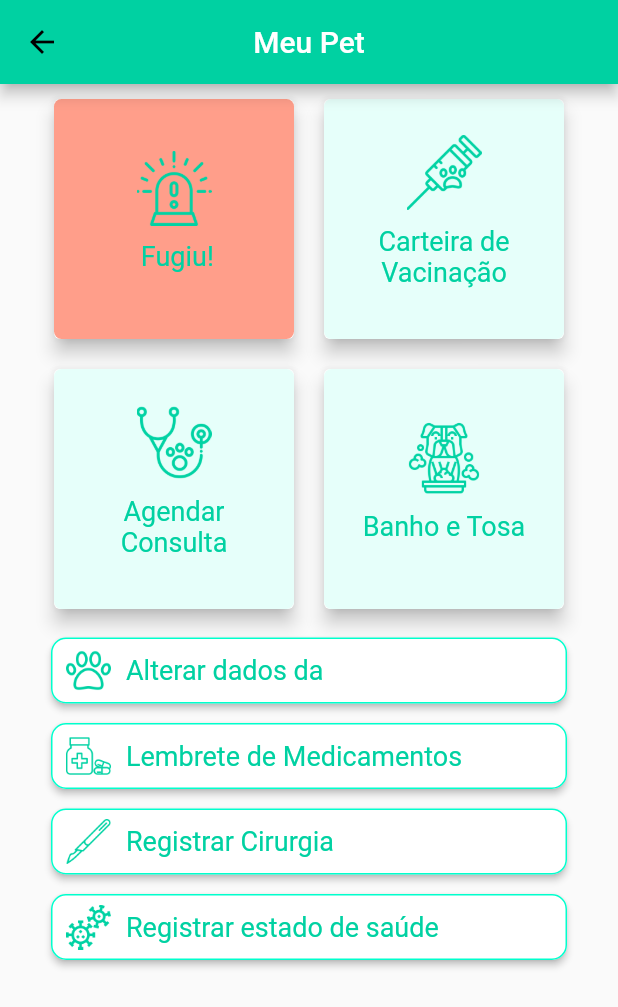
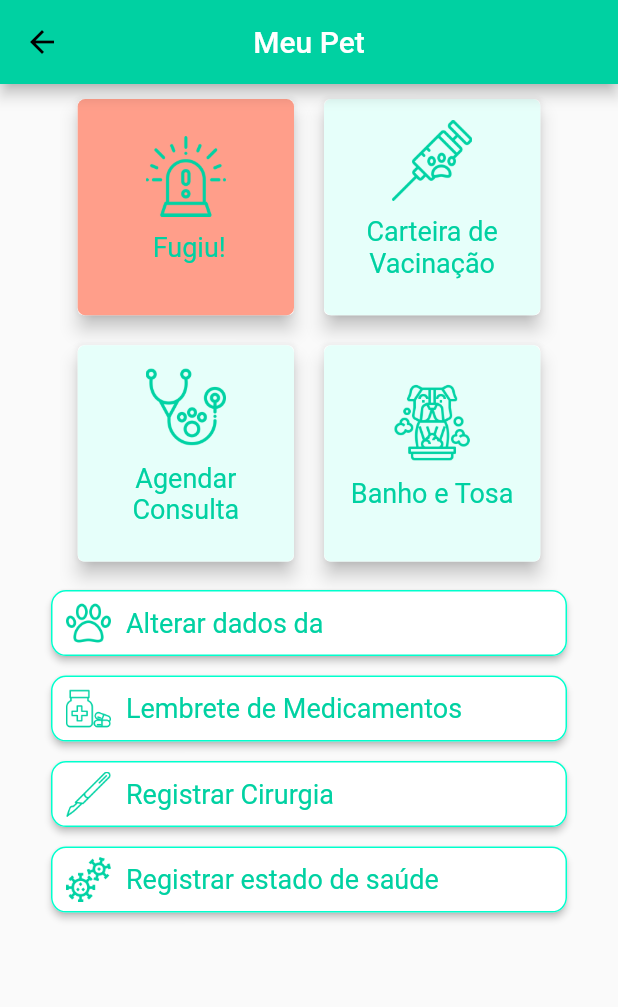
Before and after one commit to yohantsn/pets_manager, a Flutter app: the PetGeneralView screen opened directly with empty values, after a tap on "Agendar Consulta", on a phone screen of 412 x 824 dp. Shown: the top 1007 px of the screen. Run offline on Flutter 3.47's test engine with Material 2 defaults, Android fonts, the light colour scheme and no system bars; our stand-ins replace bottom_navy_bar, flutter_masked_text, flutter_rating_bar, image_picker, latlong, location and 1 more; missing offline and left inert: mapbox_gl.

Commit message:
my first commit

```diff
--- a/lib/models/petshop_model.dart
+++ b/lib/models/petshop_model.dart
@@ -61,8 +61,8 @@ class PetShopModel {
     }
     specialities = json['specialities'].cast<String>();
 
-    DateTime _now = DateTime.now().toUtc();
-    int _dayWeekNow = DateTime.now().toUtc().weekday;
+    DateTime _now = DateTime.now().toLocal();
+    int _dayWeekNow = DateTime.now().toLocal().weekday;
     operationList.forEach((element) {
       if (element.dayWeek == _dayWeekNow) {
         DateTime dateTimeOpen = DateTime(
@@ -77,7 +77,7 @@ class PetShopModel {
             _now.day,
             int.parse(element.hour.close.substring(0, 2)),
             int.parse(element.hour.close.substring(3, 5)));
-        isOpen = (dateTimeOpen.isBefore(_now) && dateTimeClose.isAfter(_now));
+        isOpen = (dateTimeOpen.isBefore(_now) && !dateTimeClose.isAfter(_now));
       }
     });
 
--- a/lib/models/veterinary_model.dart
+++ b/lib/models/veterinary_model.dart
@@ -63,8 +63,8 @@ class VeterinaryModel {
 
     specialities = json['specialities'].cast<String>();
 
-    DateTime _now = DateTime.now().toUtc();
-    int _dayWeekNow = DateTime.now().toUtc().weekday;
+    DateTime _now = DateTime.now().toLocal();
+    int _dayWeekNow = DateTime.now().toLocal().weekday;
     operationList.forEach((element) {
       if (element.dayWeek == _dayWeekNow) {
         DateTime dateTimeOpen = DateTime(
@@ -79,7 +79,7 @@ class VeterinaryModel {
             _now.day,
             int.parse(element.hour.close.substring(0, 2)),
             int.parse(element.hour.close.substring(3, 5)));
-        isOpen = (dateTimeOpen.isBefore(_now) && dateTimeClose.isAfter(_now));
+        isOpen = (dateTimeOpen.isBefore(_now) && !dateTimeClose.isAfter(_now));
         return;
       }
     });
--- a/lib/repositories/list_petplaces.dart
+++ b/lib/repositories/list_petplaces.dart
@@ -2,7 +2,7 @@ class ListPetPlaces{
   static Future<List<Map<String,dynamic>>> getListPetPlaces() async {
     List<Map<String,dynamic>> _list = [
       {
-        "name": "Clinica 1",
+        "name": "Estimacão",
         "lat": -25.4762144,
         "lon": -49.3367242,
         "phone": "+554132886961",
@@ -74,7 +74,7 @@ class ListPetPlaces{
         ]
       },
       {
-        "name": "Clinica 2",
+        "name": "HVB",
         "lat": -25.444845,
         "lon": -49.290025,
         "phone": "+554130396644",
@@ -146,7 +146,7 @@ class ListPetPlaces{
         ]
       },
       {
-        "name": "PetShop 1",
+        "name": "Pets",
         "lat": -25.4762144,
         "lon": -49.3367242,
         "phone": "+554135287389",
@@ -178,21 +178,21 @@ class ListPetPlaces{
             "dayWeek": 3,
             "hour": {
               "open": "09:00",
-              "close": "18:00"
+              "close": "23:00"
             }
           },
           {
             "dayWeek": 4,
             "hour": {
               "open": "09:00",
-              "close": "18:00"
+              "close": "23:00"
             }
           },
           {
             "dayWeek": 5,
             "hour": {
               "open": "09:00",
-              "close": "18:00"
+              "close": "23:00"
             }
           },
           {
--- a/lib/views/pet/pet_general_view.dart
+++ b/lib/views/pet/pet_general_view.dart
@@ -43,8 +43,8 @@ class PetGeneralView extends StatelessWidget {
                         elevation: 5,
                         margin: EdgeInsets.all(10),
                         child: Container(
-                          height: 160,
-                          width: 160,
+                          height: MediaQuery.of(context).size.width * 0.35,
+                          width: MediaQuery.of(context).size.width * 0.35,
                           decoration: BoxDecoration(
                               color: Color_Scheme.colorRed,
                               borderRadius: BorderRadius.circular(5)),
@@ -55,8 +55,8 @@ class PetGeneralView extends StatelessWidget {
                               Image.asset(
                                 "assets/images/alarme.png",
                                 height:
-                                    50,
-                                width: 50,
+                                MediaQuery.of(context).size.width * 0.13,
+                                width: MediaQuery.of(context).size.width * 0.13,
                               ),
                               Padding(
                                 padding: EdgeInsets.all(10),
@@ -78,8 +78,8 @@ class PetGeneralView extends StatelessWidget {
                         elevation: 5,
                         margin: EdgeInsets.all(10),
                         child: Container(
-                          height: 160,
-                          width: 160,
+                          height: MediaQuery.of(context).size.width * 0.35,
+                          width: MediaQuery.of(context).size.width * 0.35,
                           decoration: BoxDecoration(
                               color: Color_Scheme.secondaryLigthColor,
                               borderRadius: BorderRadius.circular(5)),
@@ -90,8 +90,8 @@ class PetGeneralView extends StatelessWidget {
                               Image.asset(
                                 "assets/images/vacina.png",
                                 height:
-                                    50,
-                                width: 50,
+                                MediaQuery.of(context).size.width * 0.13,
+                                width: MediaQuery.of(context).size.width * 0.13,
                               ),
                               Padding(
                                 padding: EdgeInsets.all(10),
@@ -123,8 +123,8 @@ class PetGeneralView extends StatelessWidget {
                         elevation: 5,
                         margin: EdgeInsets.all(10),
                         child: Container(
-                          height: 160,
-                          width: 160,
+                          height: MediaQuery.of(context).size.width * 0.35,
+                          width: MediaQuery.of(context).size.width * 0.35,
                           decoration: BoxDecoration(
                               color: Color_Scheme.secondaryLigthColor,
                               borderRadius: BorderRadius.circular(5)),
@@ -135,8 +135,8 @@ class PetGeneralView extends StatelessWidget {
                               Image.asset(
                                 "assets/images/veterinario.png",
                                 height:
-                                    50,
-                                width: 50,
+                                MediaQuery.of(context).size.width * 0.13,
+                                width: MediaQuery.of(context).size.width * 0.13,
                               ),
                               Padding(
                                 padding: EdgeInsets.all(10),
@@ -162,8 +162,8 @@ class PetGeneralView extends StatelessWidget {
                         elevation: 5,
                         margin: EdgeInsets.all(10),
                         child: Container(
-                          height: 160,
-                          width: 160,
+                          height: MediaQuery.of(context).size.width * 0.35,
+                          width: MediaQuery.of(context).size.width * 0.35,
                           decoration: BoxDecoration(
                               color: Color_Scheme.secondaryLigthColor,
                               borderRadius: BorderRadius.circular(5)),
@@ -174,8 +174,8 @@ class PetGeneralView extends StatelessWidget {
                               Image.asset(
                                 "assets/images/banho_pet.png",
                                 height:
-                                    50,
-                                width: 50,
+                                MediaQuery.of(context).size.width * 0.13,
+                                width: MediaQuery.of(context).size.width * 0.13,
                               ),
                               Padding(
                                 padding: EdgeInsets.all(10),
--- a/pubspec.yaml
+++ b/pubspec.yaml
@@ -35,6 +35,7 @@ dependencies:
   bottom_navy_bar: ^5.4.0
   location: ^3.0.0
   latlong: ^0.6.1
+  flutter_rating_bar: ^3.0.1+1
 
 dev_dependencies:
   flutter_test:
```
Also changed, not shown: lib/views/places/list_petshops_view.dart (+73 -24 lines), lib/views/places/list_veterinaries_view.dart (+66 -24 lines), pubspec.lock.
